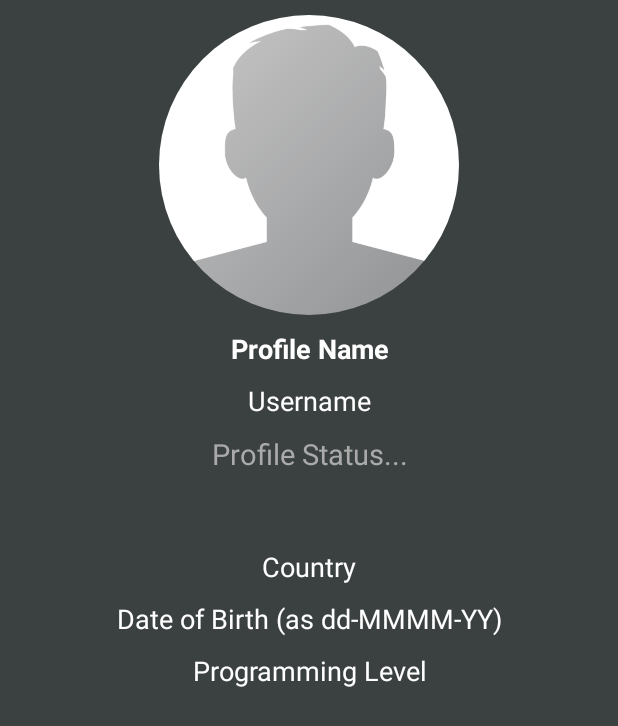
After one commit to ArijitR111Y/VlearnIT, an Android app: the ProfileActivity screen opened directly, with no data from a screen before it, on a phone screen of 412 x 824 dp. The commit adds this screen. Shown: the top 726 px of the screen. Run offline under Robolectric (Android 15) with nearby library versions, the phone set to English and light mode, and no system bars; our stand-ins replace CircleImageView, Firebase (no records; nobody signed in at launch, a user with empty details on screens opened directly), Picasso.

Commit message:
Added: Display profile details in ProfileActivity

```diff
--- a/app/src/main/AndroidManifest.xml
+++ b/app/src/main/AndroidManifest.xml
@@ -15,11 +15,14 @@
         android:roundIcon="@mipmap/ic_launcher_round"
         android:supportsRtl="true"
         android:theme="@style/AppTheme">
-        <activity android:name=".SettingsActivity"
-            android:parentActivityName=".MainActivity"/>
+        <activity android:name=".ProfileActivity"></activity>
+        <activity
+            android:name=".SettingsActivity"
+            android:parentActivityName=".MainActivity" />
         <activity android:name=".ClickPostActivity" />
-        <activity android:name=".PostActivity"
-            android:parentActivityName=".MainActivity"/>
+        <activity
+            android:name=".PostActivity"
+            android:parentActivityName=".MainActivity" />
         <activity android:name=".SetupActivity" />
         <activity android:name=".LoginActivity">
             <intent-filter>
--- a/app/src/main/java/com/royarijit998/vlearnit/MainActivity.java
+++ b/app/src/main/java/com/royarijit998/vlearnit/MainActivity.java
@@ -216,6 +216,11 @@ public class MainActivity extends AppCompatActivity {
         startActivity(intent);
     }
 
+    private void sendUserToProfileActivity() {
+        Intent intent = new Intent(MainActivity.this, ProfileActivity.class);
+        startActivity(intent);
+    }
+
     private void sendUserToSettingsActivity() {
         Intent intent = new Intent(MainActivity.this, SettingsActivity.class);
         startActivity(intent);
@@ -239,7 +244,7 @@ public class MainActivity extends AppCompatActivity {
                 Toast.makeText(getApplicationContext(), "Open Home", Toast.LENGTH_SHORT).show();
                 break;
             case R.id.navProfile:
-                Toast.makeText(getApplicationContext(), "Open Profile", Toast.LENGTH_SHORT).show();
+                sendUserToProfileActivity();
                 break;
             case R.id.navFriends:
                 Toast.makeText(getApplicationContext(), "See Friends", Toast.LENGTH_SHORT).show();
--- /dev/null
+++ b/app/src/main/java/com/royarijit998/vlearnit/ProfileActivity.java
@@ -0,0 +1,74 @@
+package com.royarijit998.vlearnit;
+
+import androidx.annotation.NonNull;
+import androidx.appcompat.app.AppCompatActivity;
+
+import android.os.Bundle;
+import android.widget.TextView;
+
+import com.google.firebase.auth.FirebaseAuth;
+import com.google.firebase.auth.FirebaseUser;
+import com.google.firebase.database.DataSnapshot;
+import com.google.firebase.database.DatabaseError;
+import com.google.firebase.database.DatabaseReference;
+import com.google.firebase.database.FirebaseDatabase;
+import com.google.firebase.database.ValueEventListener;
+import com.squareup.picasso.Picasso;
+
+import de.hdodenhof.circleimageview.CircleImageView;
+
+public class ProfileActivity extends AppCompatActivity {
+
+    private CircleImageView pprofileImageView;
+    private TextView pprofileFullnameTextView, pprofileUsernameTextView, pprofileStatusTextView,
+            pprofileCountryTextView, pprofileDobTextView, pprofileLevelTextView;
+
+    private FirebaseUser currUserRef;
+    private DatabaseReference userRef;
+
+    @Override
+    protected void onCreate(Bundle savedInstanceState) {
+        super.onCreate(savedInstanceState);
+        setContentView(R.layout.activity_profile);
+
+        pprofileImageView = findViewById(R.id.pprofileImageView);
+        pprofileFullnameTextView = findViewById(R.id.pprofileFullnameTextView);
+        pprofileUsernameTextView = findViewById(R.id.pprofileUsernameTextView);
+        pprofileStatusTextView = findViewById(R.id.pprofileStatusTextView);
+        pprofileCountryTextView = findViewById(R.id.pprofileCountryTextView);
+        pprofileDobTextView = findViewById(R.id.pprofileDobTextView);
+        pprofileLevelTextView = findViewById(R.id.pprofileLevelTextView);
+
+        currUserRef = FirebaseAuth.getInstance().getCurrentUser();
+        userRef = FirebaseDatabase.getInstance().getReference().child("Users").child(currUserRef.getUid());
+
+        userRef.addValueEventListener(new ValueEventListener() {
+            @Override
+            public void onDataChange(@NonNull DataSnapshot dataSnapshot) {
+                if(dataSnapshot.exists()){
+                    String profileImg = dataSnapshot.child("profileImg").getValue().toString();
+                    String status = dataSnapshot.child("status").getValue().toString();
+                    String username = dataSnapshot.child("username").getValue().toString();
+                    String fullname = dataSnapshot.child("fullname").getValue().toString();
+                    String country = dataSnapshot.child("country").getValue().toString();
+                    String dob = dataSnapshot.child("dob").getValue().toString();
+                    String level = dataSnapshot.child("level").getValue().toString();
+
+                    Picasso.get().load(profileImg).placeholder(R.drawable.profile).into(pprofileImageView);
+                    pprofileStatusTextView.setText(status);
+                    pprofileUsernameTextView.setText("@" + username);
+                    pprofileFullnameTextView.setText(fullname);
+                    pprofileCountryTextView.setText("Country: " + country);
+                    pprofileDobTextView.setText("Birthday: " + dob);
+                    pprofileLevelTextView.setText("Programming Level: " + level);
+                }
+            }
+
+            @Override
+            public void onCancelled(@NonNull DatabaseError databaseError) {
+
+            }
+        });
+
+    }
+}
--- /dev/null
+++ b/app/src/main/res/layout/activity_profile.xml
@@ -0,0 +1,100 @@
+<?xml version="1.0" encoding="utf-8"?>
+<RelativeLayout xmlns:android="http://schemas.android.com/apk/res/android"
+    xmlns:app="http://schemas.android.com/apk/res-auto"
+    xmlns:tools="http://schemas.android.com/tools"
+    android:layout_width="match_parent"
+    android:layout_height="match_parent"
+    tools:context=".ProfileActivity"
+    android:background="@color/colorProfile">
+
+
+    <ScrollView
+        android:layout_width="match_parent"
+        android:layout_height="match_parent">
+
+        <RelativeLayout
+            android:layout_width="match_parent"
+            android:layout_height="match_parent"
+            android:orientation="vertical" >
+
+            <de.hdodenhof.circleimageview.CircleImageView
+                android:id="@+id/pprofileImageView"
+                android:layout_width="200dp"
+                android:layout_height="200dp"
+                android:layout_marginTop="10dp"
+                android:src="@drawable/profile"
+                android:layout_centerHorizontal="true"/>
+
+            <TextView
+                android:id="@+id/pprofileFullnameTextView"
+                android:layout_width="match_parent"
+                android:layout_height="wrap_content"
+                android:layout_below="@id/pprofileImageView"
+                android:layout_marginTop="10dp"
+                android:text="@string/profile_name"
+                android:textAlignment="center"
+                android:textColor="@color/cardview_light_background"
+                android:textSize="18sp"
+                android:textStyle="bold" />
+
+            <TextView
+                android:id="@+id/pprofileUsernameTextView"
+                android:layout_width="match_parent"
+                android:layout_height="wrap_content"
+                android:layout_below="@id/pprofileFullnameTextView"
+                android:layout_marginTop="10dp"
+                android:text="@string/username"
+                android:textAlignment="center"
+                android:textColor="@color/cardview_light_background"
+                android:textSize="18sp"/>
+
+            <TextView
+                android:id="@+id/pprofileStatusTextView"
+                android:layout_width="match_parent"
+                android:layout_height="wrap_content"
+                android:layout_below="@id/pprofileUsernameTextView"
+                android:layout_marginTop="10dp"
+                android:text="@string/profile_status"
+                android:textAlignment="center"
+                android:textColor="@android:color/darker_gray"
+                android:textSize="19sp" />
+
+
+            <TextView
+                android:id="@+id/pprofileCountryTextView"
+                android:layout_width="match_parent"
+                android:layout_height="wrap_content"
+                android:layout_below="@id/pprofileStatusTextView"
+                android:layout_marginTop="50dp"
+                android:text="@string/country"
+                android:textAlignment="center"
+                android:textColor="@color/cardview_light_background"
+                android:textSize="18sp"/>
+
+
+            <TextView
+                android:id="@+id/pprofileDobTextView"
+                android:layout_width="match_parent"
+                android:layout_height="wrap_content"
+                android:layout_below="@id/pprofileCountryTextView"
+                android:layout_marginTop="10dp"
+                android:text="@string/date_of_birth_as_dd_mmmm_yy"
+                android:textAlignment="center"
+                android:textColor="@color/cardview_light_background"
+                android:textSize="18sp"/>
+
+            <TextView
+                android:id="@+id/pprofileLevelTextView"
+                android:layout_width="match_parent"
+                android:layout_height="wrap_content"
+                android:layout_below="@id/pprofileDobTextView"
+                android:layout_marginTop="10dp"
+                android:text="@string/programming_level"
+                android:textAlignment="center"
+                android:textColor="@color/cardview_light_background"
+                android:textSize="18sp"/>
+
+        </RelativeLayout>
+    </ScrollView>
+
+</RelativeLayout>
--- a/app/src/main/res/values/colors.xml
+++ b/app/src/main/res/values/colors.xml
@@ -3,4 +3,5 @@
     <color name="colorPrimary">#ed4c54</color>
     <color name="colorPrimaryDark">#67c415</color>
     <color name="colorAccent">#E9EBEE</color>
+    <color name="colorProfile">#3B4041</color>
 </resources>
--- a/app/src/main/res/values/strings.xml
+++ b/app/src/main/res/values/strings.xml
@@ -35,4 +35,5 @@
     <string name="male_or_female">Male or Female</string>
     <string name="programming_level">Programming Level</string>
     <string name="update_user_settings">Update User Settings</string>
+    <string name="profile_name">Profile Name</string>
 </resources>
```
